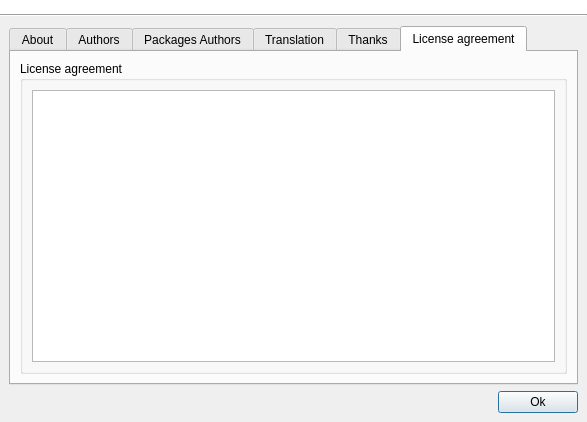
brezerk/q4wine, file src/uis/About.ui: the form before one commit.
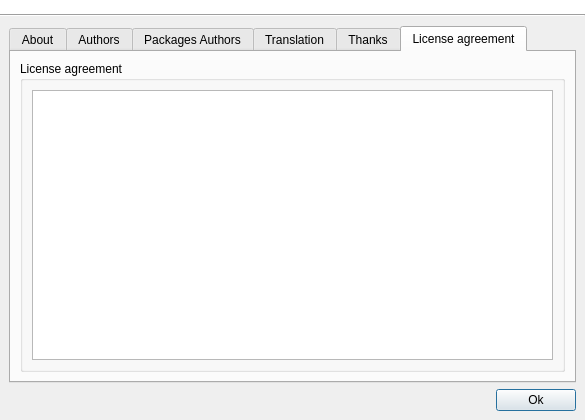
The form after the commit. The open tabs and pages were chosen to show the change. Icons and pictures are not drawn.

What changed in the file:
```diff
--- a/src/uis/About.ui
+++ b/src/uis/About.ui
@@ -6,8 +6,8 @@
    <rect>
     <x>0</x>
     <y>0</y>
-    <width>587</width>
-    <height>422</height>
+    <width>585</width>
+    <height>420</height>
    </rect>
   </property>
   <property name="minimumSize">
@@ -411,8 +411,8 @@
                 <string>&lt;!DOCTYPE HTML PUBLIC &quot;-//W3C//DTD HTML 4.0//EN&quot; &quot;http://www.w3.org/TR/REC-html40/strict.dtd&quot;&gt;
 &lt;html&gt;&lt;head&gt;&lt;meta name=&quot;qrichtext&quot; content=&quot;1&quot; /&gt;&lt;style type=&quot;text/css&quot;&gt;
 p, li { white-space: pre-wrap; }
-&lt;/style&gt;&lt;/head&gt;&lt;body style=&quot; font-family:'Verdana'; font-size:10pt; font-weight:400; font-style:normal;&quot;&gt;
-&lt;p style=&quot;-qt-paragraph-type:empty; margin-top:0px; margin-bottom:0px; margin-left:0px; margin-right:0px; -qt-block-indent:0; text-indent:0px;&quot;&gt;&lt;/p&gt;&lt;/body&gt;&lt;/html&gt;</string>
+&lt;/style&gt;&lt;/head&gt;&lt;body style=&quot; font-family:'Verdana'; font-size:11pt; font-weight:400; font-style:normal;&quot;&gt;
+&lt;p style=&quot;-qt-paragraph-type:empty; margin-top:0px; margin-bottom:0px; margin-left:0px; margin-right:0px; -qt-block-indent:0; text-indent:0px; font-size:10pt;&quot;&gt;&lt;/p&gt;&lt;/body&gt;&lt;/html&gt;</string>
                </property>
                <property name="textInteractionFlags">
                 <set>Qt::LinksAccessibleByMouse|Qt::TextSelectableByMouse</set>
```
Left out of the diff: 18 changed lines with no effect on the pictures.
